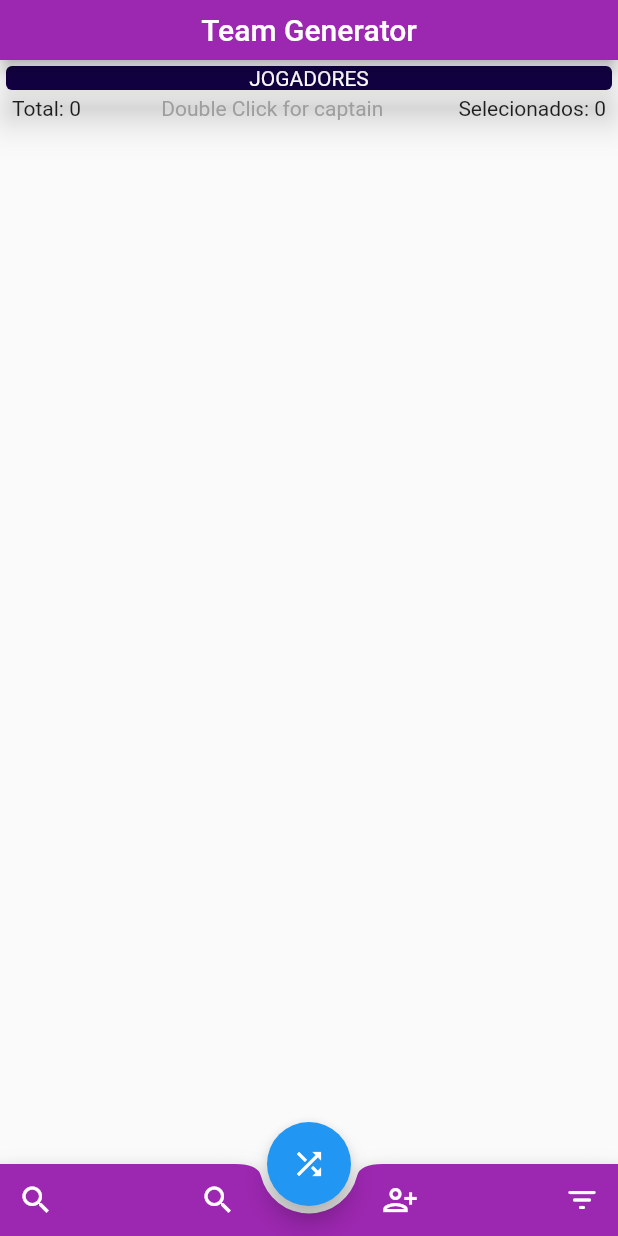
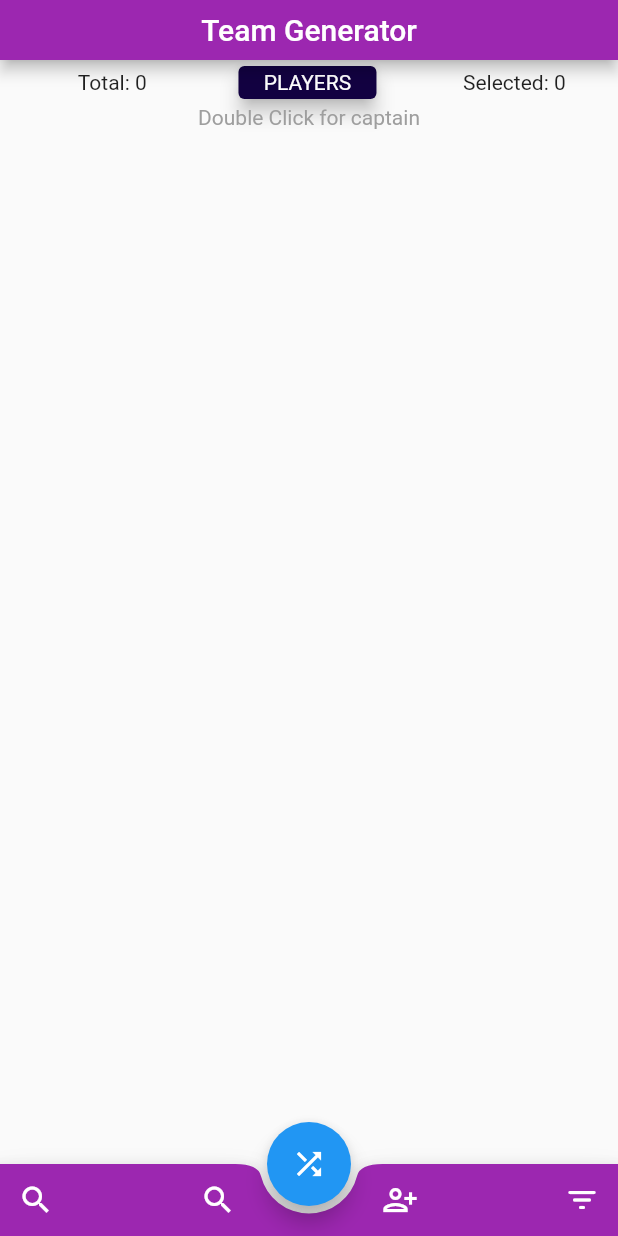
Before and after one commit to rauanteles/TeamApp, a Flutter app: the screen it shows after launch, on a phone screen of 412 x 824 dp. Run offline on Flutter 3.47's test engine with Material 2 defaults, Android fonts, the phone set to English and light mode, and no system bars; our stand-ins replace flutter_rating_bar, flutter_slidable.

Commit message:
correção de erros

```diff
--- a/lib/components/pessoa_list.dart
+++ b/lib/components/pessoa_list.dart
@@ -15,6 +15,11 @@ class PessoaList extends StatefulWidget {
 }
 
 class _PessoaListState extends State<PessoaList> {
+  bool checkedJoker = false;
+  bool selecionado = false;
+  bool filterList = false;
+  int qtdSelecionada = 0;
+
   static List<Pessoa> pessoas = [];
   addPessoa(String nome, double nivel) {
     final newPessoa = Pessoa(
@@ -22,12 +27,20 @@ class _PessoaListState extends State<PessoaList> {
       nome: nome,
       nivel: nivel,
       coringa: false,
-      selecionado: false,
+      selecionado: true,
     );
 
     setState(() {
       pessoas.add(newPessoa);
     });
+
+    int x = 0;
+    for (Pessoa p in pessoas) {
+      if (p.selecionado) {
+        x++;
+      }
+    }
+    qtdSelecionada = x;
   }
 
   _removePessoa(String id) {
@@ -51,50 +64,60 @@ class _PessoaListState extends State<PessoaList> {
     );
   }
 
-  bool checkedJoker = false;
-  bool selecionado = false;
-  bool filterList = false;
-
-  int qntSelecionada = 0;
   late String swipeDirection;
   @override
   Widget build(BuildContext context) {
     return Scaffold(
       body: Column(
         mainAxisAlignment: MainAxisAlignment.start,
-        crossAxisAlignment: CrossAxisAlignment.stretch,
         children: <Widget>[
           //
           //INFO DAS LISTAS
           //
 
+          Row(
+            mainAxisAlignment: MainAxisAlignment.spaceAround,
+            children: [
+              SizedBox(
+                child: Padding(
+                  padding: const EdgeInsets.only(left: 25.0),
+                  child: Text(
+                    'Total: ${pessoas.length} ',
+                  ),
+                ),
+              ),
               const SizedBox(
-            width: double.infinity,
+                width: 100,
+                height: 30,
                 child: Card(
                   color: Color.fromARGB(255, 18, 1, 65),
-              elevation: 10,
+                  elevation: 5,
+                  child: Center(
                     child: Text(
-                'JOGADORES',
-                textAlign: TextAlign.center,
-                style: TextStyle(color: Color.fromARGB(255, 255, 255, 255)),
+                      'PLAYERS',
+                      style:
+                          TextStyle(color: Color.fromARGB(255, 255, 255, 255)),
+                    ),
                   ),
                 ),
               ),
               Padding(
-            padding: const EdgeInsets.only(left: 8, right: 8),
+                padding: const EdgeInsets.only(right: 8.0),
+                child: Text(
+                  'Selected: $qtdSelecionada',
+                  textAlign: TextAlign.end,
+                ),
+              ),
+            ],
+          ),
+          const Padding(
+            padding: EdgeInsets.only(left: 8, right: 8),
             child: Row(
-              mainAxisAlignment: MainAxisAlignment.spaceBetween,
+              mainAxisAlignment: MainAxisAlignment.spaceAround,
               children: [
                 Text(
-                  'Total: ${pessoas.length} ',
-                ),
-                const Text(
                   'Double Click for captain',
                   style: TextStyle(color: Colors.grey),
-                ),
-                Text(
-                  'Selecionados: $qntSelecionada',
-                  textAlign: TextAlign.end,
                 ),
               ],
             ),
@@ -182,7 +205,7 @@ class _PessoaListState extends State<PessoaList> {
             SlidableAction(
               onPressed: ((context) {
                 _removePessoa(cd.id!);
-                cd.selecionado ? qntSelecionada-- : null;
+                cd.selecionado ? qtdSelecionada-- : null;
               }),
               backgroundColor: const Color(0xFFFE4A49),
               foregroundColor: Colors.white,
@@ -248,7 +271,7 @@ class _PessoaListState extends State<PessoaList> {
             trailing: InkWell(
               onTap: () {
                 cd.selecionado = !cd.selecionado;
-                cd.selecionado ? qntSelecionada++ : qntSelecionada--;
+                cd.selecionado ? qtdSelecionada++ : qtdSelecionada--;
                 setState(() {});
               },
               child: Builder(builder: (context) {
@@ -272,7 +295,6 @@ class _PessoaListState extends State<PessoaList> {
   }
 
   //ORDENA QUEM TA MARCADO PARA CIMA
-  //
   List<Pessoa> listarOrdenado() {
     pessoas
         .sort((a, b) => a.selecionado ? 0 : 1.compareTo(b.selecionado ? 0 : 1));
```
Also changed, not shown: 2 other files. Lines whose indentation alone changed are shown as unchanged.
